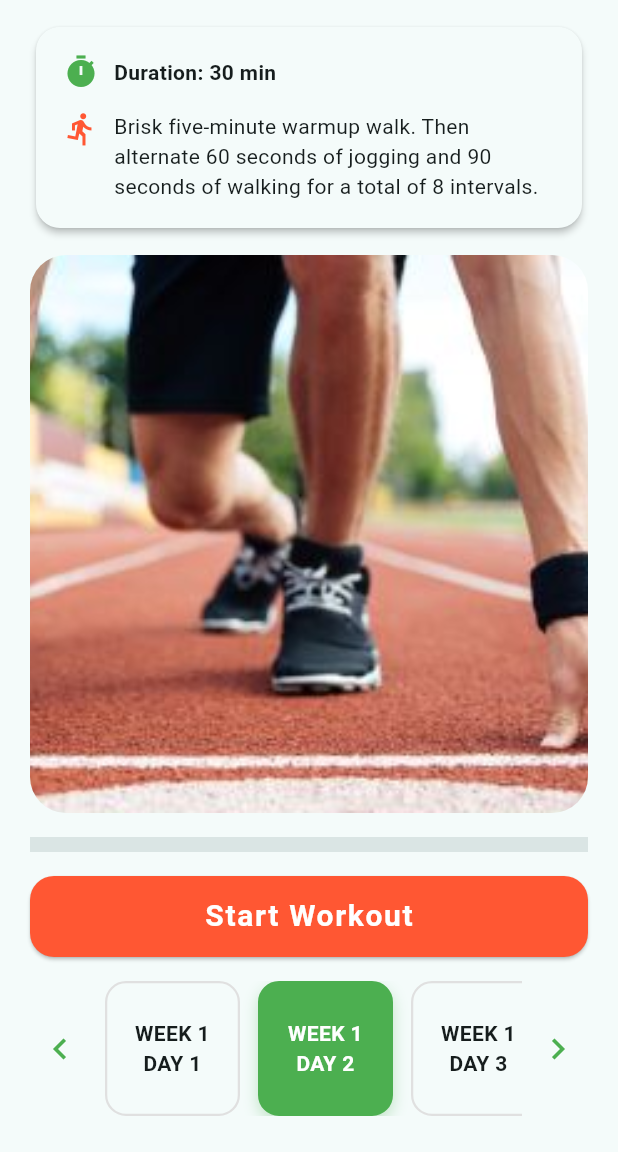
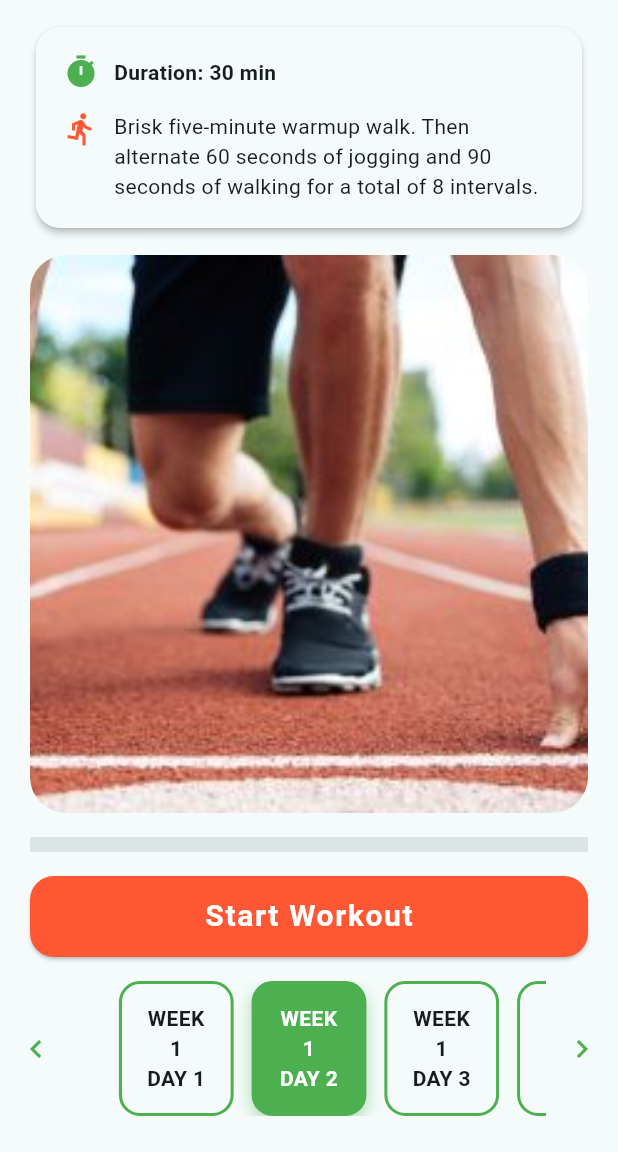
Before and after one commit to ejazhasnaat/zero_to_5k, a Flutter app: the screen it shows after launch, after a tap on the "chevron right" icon, on a phone screen of 412 x 824 dp, the part 84-1236 px from its top. Run offline on Flutter 3.47's test engine with Material 3 defaults, Android fonts, the light colour scheme and no system bars; our stand-ins replace audioplayers, confetti, fl_chart, flutter_tts, geolocator, google_maps_flutter and 6 more; accounts and stored records are empty.

Commit message:
Updated Main Run Screen to add swipe gestures/audio and fixes.

```diff
--- a/lib/screens/main_run_screen.dart
+++ b/lib/screens/main_run_screen.dart
@@ -3,6 +3,7 @@ import 'package:flutter/material.dart';
 import 'package:provider/provider.dart';
 import 'package:shared_preferences/shared_preferences.dart';
 import 'package:confetti/confetti.dart';
+import 'package:audioplayers/audioplayers.dart';
 
 import '../data/z25k_data.dart';
 import '../utils/workout_formatter.dart';
@@ -29,6 +30,9 @@ class _MainRunScreenState extends State<MainRunScreen> {
 
   final double cardWidth = 90.0;
   final double cardHeight = 90.0;
+  final PageController _pageController = PageController(viewportFraction: 0.28);
+  final AudioPlayer audioPlayer = AudioPlayer();
+
   int lastCompletedDayIndex = -1;
   bool isLoading = true;
 
@@ -38,12 +42,20 @@ class _MainRunScreenState extends State<MainRunScreen> {
     _confettiController = ConfettiController(duration: const Duration(seconds: 3));
     _scrollController = ScrollController();
     _loadProgress();
+
+    // Jump to initial page in center
+    WidgetsBinding.instance.addPostFrameCallback((_) {
+      final initialPage = selectedWeekIndex * 3 + selectedDayIndex;
+      _pageController.jumpToPage(initialPage);
+    });
   }
 
   @override
   void dispose() {
     _confettiController.dispose();
     _scrollController.dispose();
+    _pageController.dispose();
+    audioPlayer.dispose();
     super.dispose();
   }
 
@@ -74,6 +86,23 @@ class _MainRunScreenState extends State<MainRunScreen> {
         _confettiController.play();
         _saveProgress();
       }
+    });
+  }
+
+  Future<void> _playSwipeSound() async {
+    try {
+      await audioPlayer.play(AssetSource('audio/swipe.mp3')); // Add this to assets
+    } catch (_) {
+      // Ignore errors silently
+    }
+  }
+
+  void _onDayPageChanged(int index) {
+    _playSwipeSound();
+    setState(() {
+      selectedWeekIndex = index ~/ 3;
+      selectedDayIndex = index % 3;
+      selectedWorkout = Z25KProgram.weeks[selectedWeekIndex][selectedDayIndex];
     });
   }
 
@@ -349,9 +378,164 @@ class _MainRunScreenState extends State<MainRunScreen> {
                   ],
                 ),
               ),
+              // Day Selector with Navigation Arrows
+              Padding(
+                padding: const EdgeInsets.only(bottom: 24),
+                child: Row(
+                  children: [
+                    IconButton(
+                      icon: const Icon(Icons.chevron_left, color: AppColors.calmGreen),
+                      onPressed: () => _pageController.previousPage(
+                        duration: const Duration(milliseconds: 300),
+                        curve: Curves.easeInOut,
+                      ),
+                    ),
+                    Expanded(
+                      child: SizedBox(
+                        height: cardHeight,
+                        child: PageView.builder(
+                          controller: _pageController,
+                          itemCount: dayLabels.length,
+                          onPageChanged: _onDayPageChanged,
+                          itemBuilder: (context, index) {
+                            final isSelected = index == selectedWeekIndex * 3 + selectedDayIndex;
+                            final isCompleted = index <= lastCompletedDayIndex;
 
-              // Day Selector with Navigation Arrows
+                            final cardColor = isSelected
+                                ? AppColors.calmGreen
+                                : isCompleted
+                                    ? colorScheme.secondary
+                                    : theme.cardColor;
 
+                            final textColor = isSelected || isCompleted
+                                ? colorScheme.onPrimary
+                                : theme.textTheme.bodyMedium?.color;
+
+                            return GestureDetector(
+                              onTap: () {
+                                _pageController.animateToPage(
+                                  index,
+                                  duration: const Duration(milliseconds: 300),
+                                  curve: Curves.easeInOut,
+                                );
+                              },
+                              child: AnimatedContainer(
+                                duration: const Duration(milliseconds: 300),
+                                margin: const EdgeInsets.symmetric(horizontal: 6),
+                                width: cardWidth,
+                                height: cardWidth, // ✅ Square cards
+                                decoration: BoxDecoration(
+                                  color: cardColor,
+                                  border: Border.all(color: AppColors.calmGreen, width: 2), // ✅ Always calmGreen
+                                  borderRadius: BorderRadius.circular(14),
+                                  boxShadow: isSelected
+                                      ? [
+                                          BoxShadow(
+                                            color: AppColors.calmGreen.withOpacity(0.4),
+                                            blurRadius: 8,
+                                            offset: const Offset(0, 4),
+                                          )
+                                        ]
+                                      : [],
+                                ),
+                                padding: const EdgeInsets.all(12),
+                                child: Center(
+                                  child: Text(
+                                    dayLabels[index],
+                                    textAlign: TextAlign.center,
+                                    style: TextStyle(
+                                      color: textColor,
+                                      fontWeight: FontWeight.bold,
+                                      fontSize: 14,
+                                    ),
+                                  ),
+                                ),
+                              ),
+                            );
+                          },
+                        ),
+                      ),
+                    ),
+                    IconButton(
+                      icon: const Icon(Icons.chevron_right, color: AppColors.calmGreen),
+                      onPressed: () => _pageController.nextPage(
+                        duration: const Duration(milliseconds: 300),
+                        curve: Curves.easeInOut,
+                      ),
+                    ),
+                  ],
+                ),
+              )
+
+              /* OLD
+              Padding(
+                padding: const EdgeInsets.only(bottom: 24),
+                child: SizedBox(
+                  height: cardHeight,
+                  child: PageView.builder(
+                    controller: _pageController,
+                    itemCount: dayLabels.length,
+                    onPageChanged: _onDayPageChanged,
+                    itemBuilder: (context, index) {
+                      final isSelected = index == selectedWeekIndex * 3 + selectedDayIndex;
+                      final isCompleted = index <= lastCompletedDayIndex;
+
+                      final cardColor = isSelected
+                          ? AppColors.calmGreen
+                          : isCompleted
+                              ? colorScheme.secondary
+                              : theme.cardColor;
+
+                      final textColor = isSelected || isCompleted
+                          ? colorScheme.onPrimary
+                          : theme.textTheme.bodyMedium?.color;
+
+                      return GestureDetector(
+                        onTap: () {
+                          _pageController.animateToPage(
+                            index,
+                            duration: const Duration(milliseconds: 300),
+                            curve: Curves.easeInOut,
+                          );
+                        },
+                        child: AnimatedContainer(
+                          duration: const Duration(milliseconds: 300),
+                          margin: const EdgeInsets.symmetric(horizontal: 6),
+                          width: cardWidth,
+                          decoration: BoxDecoration(
+                            color: cardColor,
+                            border: Border.all(color: AppColors.calmGreen, width: 2),
+                            borderRadius: BorderRadius.circular(14),
+                            boxShadow: isSelected
+                                ? [
+                                    BoxShadow(
+                                      color: AppColors.calmGreen.withOpacity(0.4),
+                                      blurRadius: 8,
+                                      offset: const Offset(0, 4),
+                                    )
+                                  ]
+                                : [],
+                          ),
+                          padding: const EdgeInsets.all(12),
+                          child: Center(
+                            child: Text(
+                              dayLabels[index],
+                              textAlign: TextAlign.center,
+                              style: TextStyle(
+                                color: textColor,
+                                fontWeight: FontWeight.bold,
+                                fontSize: 14,
+                              ),
+                            ),
+                          ),
+                        ),
+                      );
+                    },
+                  ),
+                ),
+              ),
+              */
+              /* Older
               GestureDetector(
                 onHorizontalDragEnd: (details) {
                   if (details.primaryVelocity == null) return;
@@ -446,85 +630,8 @@ class _MainRunScreenState extends State<MainRunScreen> {
                   ),
                 ),
               ),
+              */
 
-
-              /*
-              Padding(
-                padding: const EdgeInsets.only(bottom: 24, left: 16, right: 16),
-                child: Row(
-                  children: [
-                    IconButton(
-                      icon: Icon(Icons.arrow_back_ios, color: AppColors.calmGreen),
-                      onPressed: () => _navigateDay(-1),
-                    ),
-                    Expanded(
-                      child: SizedBox(
-                        height: cardHeight,
-                        child: ListView.builder(
-                          controller: _scrollController,
-                          scrollDirection: Axis.horizontal,
-                          itemCount: dayLabels.length,
-                          itemBuilder: (context, index) {
-                            final isSelected = (index == selectedWeekIndex * 3 + selectedDayIndex);
-                            final isCompleted = (index <= lastCompletedDayIndex);
-                            final cardColor = isSelected
-                                ? AppColors.calmGreen
-                                : isCompleted
-                                    ? colorScheme.secondary
-                                    : theme.cardColor;
-                            final textColor = isSelected || isCompleted
-                                ? colorScheme.onPrimary
-                                : theme.textTheme.bodyMedium?.color;
-
-                            return GestureDetector(
-                              onTap: () => _onDayCardTap(index),
-                              child: AnimatedContainer(
-                                duration: const Duration(milliseconds: 300),
-                                width: cardWidth,
-                                margin: const EdgeInsets.symmetric(horizontal: 6),
-                                decoration: BoxDecoration(
-                                  color: cardColor,
-                                  borderRadius: BorderRadius.circular(14),
-                                  border: Border.all(
-                                    color: AppColors.calmGreen,
-                                    width: isSelected ? 2.5 : 1.5,
-                                  ),
-                                  boxShadow: isSelected
-                                      ? [
-                                          BoxShadow(
-                                            color: AppColors.calmGreen.withOpacity(0.4),
-                                            blurRadius: 8,
-                                            offset: const Offset(0, 4),
-                                          )
-                                        ]
-                                      : [],
-                                ),
-                                padding: const EdgeInsets.all(12),
-                                child: Center(
-                                  child: Text(
-                                    dayLabels[index],
-                                    textAlign: TextAlign.center,
-                                    style: TextStyle(
-                                      color: textColor,
-                                      fontWeight: FontWeight.bold,
-                                      fontSize: 14,
-                                    ),
-                                  ),
-                                ),
-                              ),
-                            );
-                          },
-                        ),
-                      ),
-                    ),
-                    IconButton(
-                      icon: Icon(Icons.arrow_forward_ios, color: AppColors.calmGreen),
-                      onPressed: () => _navigateDay(1),
-                    ),
-                  ],
-                ),
-              ),
-              */
             ],
           ),
 
--- a/pubspec.yaml
+++ b/pubspec.yaml
@@ -99,6 +99,7 @@ flutter:
     - assets/images/cooldown.jpg
     - assets/images/workout.jpg
     - assets/audio/tick.mp3
+    - assets/audio/swipe.mp3
 
   # To add custom fonts to your application, add a fonts section here,
   # in this "flutter" section. Each entry in this list should have a
```
Also changed, not shown: 1 other file.
